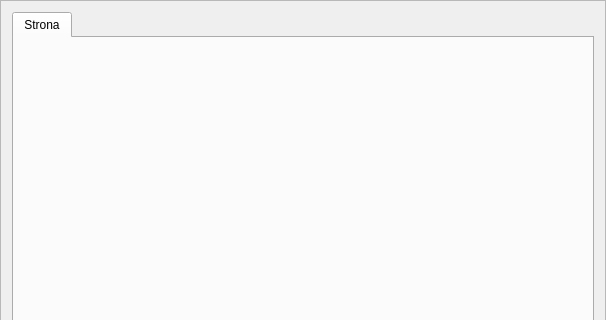
Qt form CalcApp/variableseditor.ui (grzegorz-kap/Calc) before a commit; both pictures show x 0 to 606 and y 0 to 320 of the 606 by 604 pixel window.
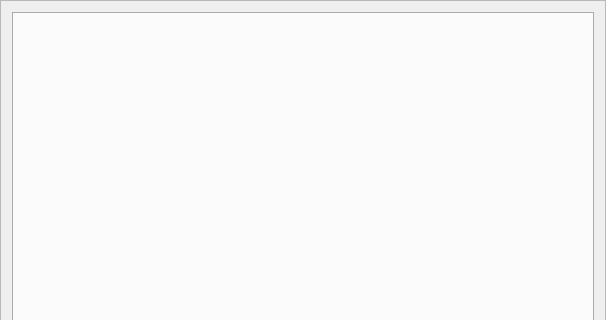
The same form after that commit.

What changed in the file:
```diff
--- a/CalcApp/variableseditor.ui
+++ b/CalcApp/variableseditor.ui
@@ -43,11 +43,6 @@
         <property name="currentIndex">
          <number>0</number>
         </property>
-        <widget class="QWidget" name="tab">
-         <attribute name="title">
-          <string>Strona</string>
-         </attribute>
-        </widget>
        </widget>
       </item>
      </layout>
```
Left out of the diff: 2 changed lines with no effect on the pictures.
